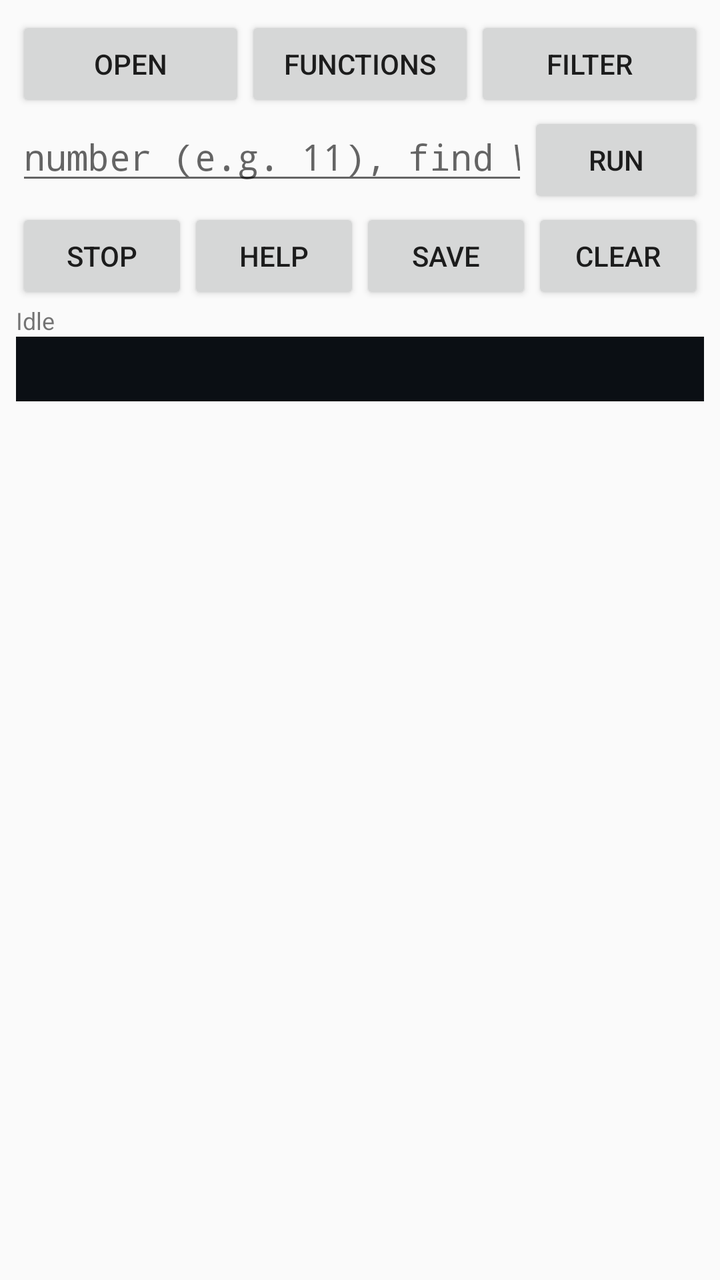
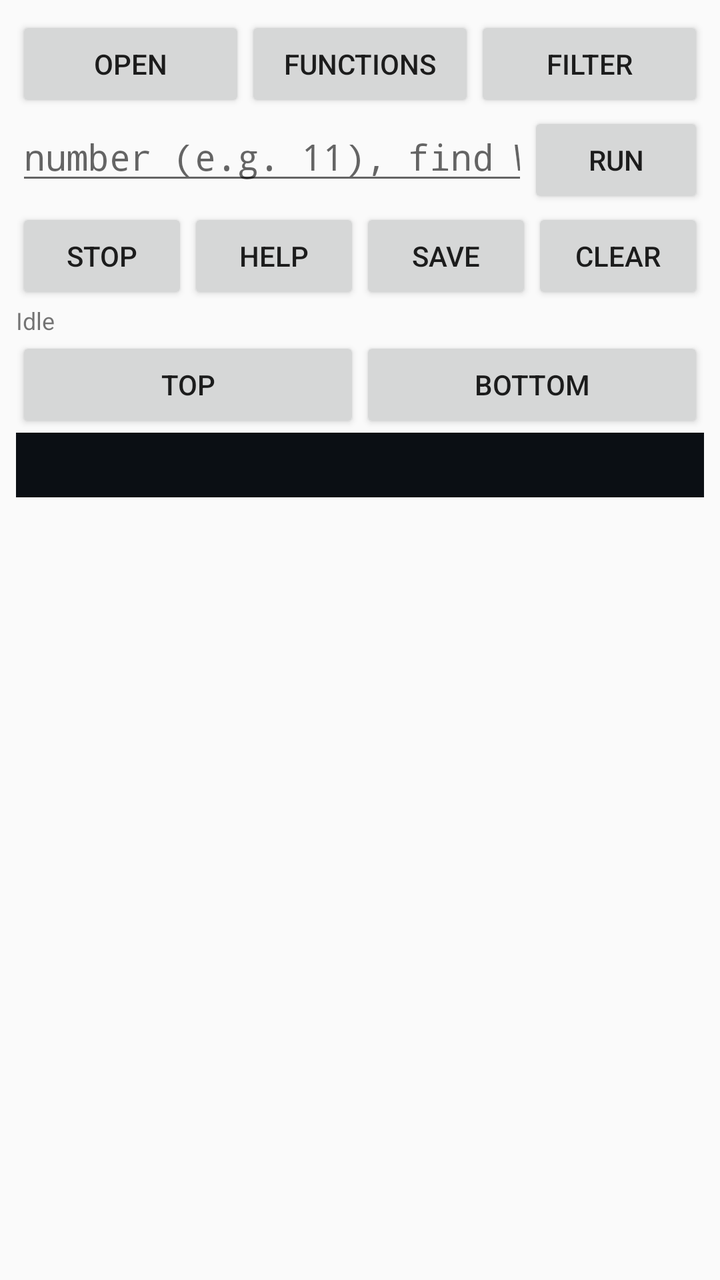

Screens rendered from an Android XML layout before and after an edit, with the pre-edit source and the edit as a unified diff.
<!-- AndroidManifest.xml: application theme android:Theme.Material.Light.NoActionBar -->
<!-- res/layout/activity_main.xml -->
<?xml version="1.0" encoding="utf-8"?>
<LinearLayout xmlns:android="http://schemas.android.com/apk/res/android"
    android:layout_width="match_parent"
    android:layout_height="match_parent"
    android:orientation="vertical"
    android:padding="8dp">

    <LinearLayout
        android:layout_width="match_parent"
        android:layout_height="wrap_content"
        android:orientation="horizontal">

        <Button
            android:id="@+id/openButton"
            android:layout_width="0dp"
            android:layout_height="wrap_content"
            android:layout_weight="1"
            android:text="Open" />

        <Button
            android:id="@+id/functionsButton"
            android:layout_width="0dp"
            android:layout_height="wrap_content"
            android:layout_weight="1"
            android:text="Functions" />

        <Button
            android:id="@+id/filterButton"
            android:layout_width="0dp"
            android:layout_height="wrap_content"
            android:layout_weight="1"
            android:text="Filter" />
    </LinearLayout>

    <LinearLayout
        android:layout_width="match_parent"
        android:layout_height="wrap_content"
        android:orientation="horizontal">

        <EditText
            android:id="@+id/cmdInput"
            android:layout_width="0dp"
            android:layout_height="wrap_content"
            android:layout_weight="1"
            android:hint="number (e.g. 11), find WORD, or r2 command"
            android:imeOptions="actionGo"
            android:inputType="text"
            android:fontFamily="monospace"
            android:singleLine="true" />

        <Button
            android:id="@+id/runButton"
            android:layout_width="wrap_content"
            android:layout_height="wrap_content"
            android:text="Run" />
    </LinearLayout>

    <LinearLayout
        android:layout_width="match_parent"
        android:layout_height="wrap_content"
        android:orientation="horizontal">

        <Button
            android:id="@+id/stopButton"
            android:layout_width="0dp"
            android:layout_height="wrap_content"
            android:layout_weight="1"
            android:text="Stop" />

        <Button
            android:id="@+id/helpButton"
            android:layout_width="0dp"
            android:layout_height="wrap_content"
            android:layout_weight="1"
            android:text="Help" />

        <Button
            android:id="@+id/saveButton"
            android:layout_width="0dp"
            android:layout_height="wrap_content"
            android:layout_weight="1"
            android:text="Save" />

        <Button
            android:id="@+id/clearButton"
            android:layout_width="0dp"
            android:layout_height="wrap_content"
            android:layout_weight="1"
            android:text="Clear" />
    </LinearLayout>

    <ProgressBar
        android:id="@+id/progressBar"
        style="?android:attr/progressBarStyleHorizontal"
        android:layout_width="match_parent"
        android:layout_height="wrap_content"
        android:indeterminate="true"
        android:visibility="gone" />

    <TextView
        android:id="@+id/statusText"
        android:layout_width="match_parent"
        android:layout_height="wrap_content"
        android:text="Idle"
        android:textSize="12sp" />

    <ScrollView
        android:id="@+id/scrollView"
        android:layout_width="match_parent"
        android:layout_height="0dp"
        android:layout_weight="1">

        <TextView
            android:id="@+id/outputText"
            android:layout_width="match_parent"
            android:layout_height="wrap_content"
            android:background="#0B0F14"
            android:fontFamily="monospace"
            android:padding="8dp"
            android:textColor="#D4D4D4"
            android:textIsSelectable="true"
            android:textSize="12sp" />
    </ScrollView>

</LinearLayout>
<!-- resources referenced by this layout -->
<resources>

</resources>

<!-- the commit's change to res/layout/activity_main.xml (unified diff, before → after) -->
@@ -104,22 +104,57 @@
         android:text="Idle"
         android:textSize="12sp" />
 
+    <LinearLayout
+        android:layout_width="match_parent"
+        android:layout_height="wrap_content"
+        android:orientation="horizontal">
+
+        <Button
+            android:id="@+id/topButton"
+            android:layout_width="0dp"
+            android:layout_height="wrap_content"
+            android:layout_weight="1"
+            android:text="Top" />
+
+        <Button
+            android:id="@+id/bottomButton"
+            android:layout_width="0dp"
+            android:layout_height="wrap_content"
+            android:layout_weight="1"
+            android:text="Bottom" />
+    </LinearLayout>
+
+    
     <ScrollView
         android:id="@+id/scrollView"
         android:layout_width="match_parent"
         android:layout_height="0dp"
-        android:layout_weight="1">
+        android:layout_weight="1"
+        android:fadeScrollbars="false"
+        android:scrollbarAlwaysDrawVerticalTrack="true"
+        android:scrollbarSize="10dp"
+        android:scrollbarStyle="insideOverlay">
 
-        <TextView
-            android:id="@+id/outputText"
+        
+        <HorizontalScrollView
             android:layout_width="match_parent"
             android:layout_height="wrap_content"
             android:background="#0B0F14"
-            android:fontFamily="monospace"
-            android:padding="8dp"
-            android:textColor="#D4D4D4"
-            android:textIsSelectable="true"
-            android:textSize="12sp" />
+            android:fadeScrollbars="false"
+            android:scrollbarAlwaysDrawHorizontalTrack="true"
+            android:scrollbarSize="10dp"
+            android:scrollbarStyle="insideOverlay">
+
+            <TextView
+                android:id="@+id/outputText"
+                android:layout_width="wrap_content"
+                android:layout_height="wrap_content"
+                android:fontFamily="monospace"
+                android:padding="8dp"
+                android:textColor="#D4D4D4"
+                android:textIsSelectable="true"
+                android:textSize="12sp" />
+        </HorizontalScrollView>
     </ScrollView>
 
 </LinearLayout>
